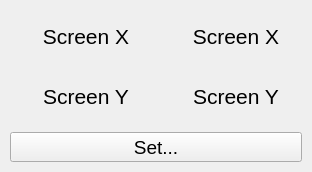
Above: cursor/screen_position_params.ui from Patonymous/GM-Ellipsoid before the change. Below: the same form after it.
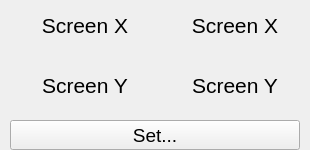
That is the form after the change.

```diff
--- a/cursor/screen_position_params.ui
+++ b/cursor/screen_position_params.ui
@@ -7,7 +7,7 @@
     <x>0</x>
     <y>0</y>
     <width>312</width>
-    <height>172</height>
+    <height>152</height>
    </rect>
   </property>
   <property name="windowTitle">
@@ -18,19 +18,19 @@
     <number>10</number>
    </property>
    <property name="sizeConstraint">
-    <enum>QLayout::SizeConstraint::SetMinimumSize</enum>
+    <enum>QLayout::SizeConstraint::SetFixedSize</enum>
    </property>
    <property name="leftMargin">
     <number>10</number>
    </property>
    <property name="topMargin">
-    <number>10</number>
+    <number>0</number>
    </property>
    <property name="rightMargin">
     <number>10</number>
    </property>
    <property name="bottomMargin">
-    <number>10</number>
+    <number>0</number>
    </property>
    <item>
     <layout class="QFormLayout" name="formLayout">
@@ -200,15 +200,21 @@
    </item>
    <item>
     <widget class="QPushButton" name="pushButtonSet">
+     <property name="sizePolicy">
+      <sizepolicy hsizetype="Fixed" vsizetype="Fixed">
+       <horstretch>0</horstretch>
+       <verstretch>0</verstretch>
+      </sizepolicy>
+     </property>
      <property name="minimumSize">
       <size>
-       <width>0</width>
+       <width>100</width>
        <height>30</height>
       </size>
      </property>
      <property name="maximumSize">
       <size>
-       <width>16777215</width>
+       <width>500</width>
        <height>30</height>
       </size>
      </property>
```
